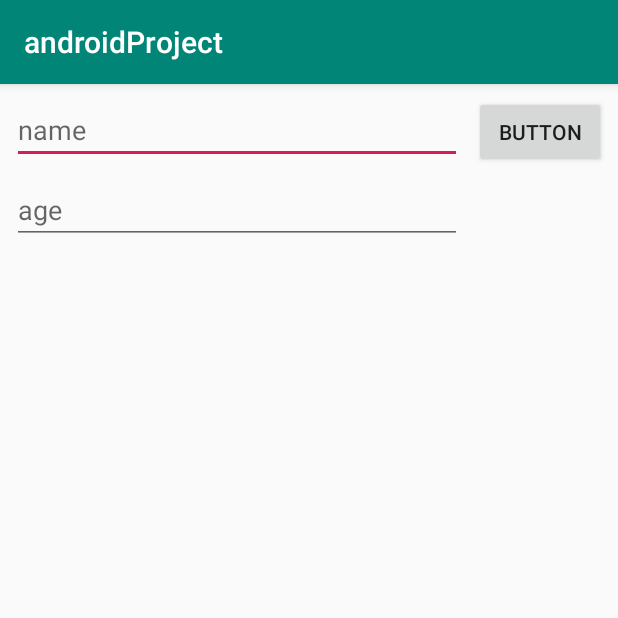
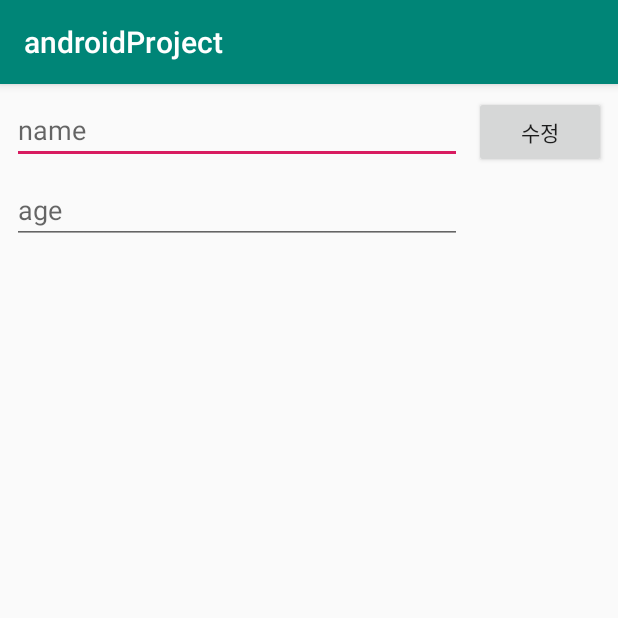
Before and after one commit to whale14/daelimProject, an Android app: the screen it shows after launch (MainActivity), on a phone screen of 412 x 824 dp, the top half of it. Run offline under Robolectric (Android 15) with nearby library versions, the phone set to English and light mode, and no system bars; our stand-ins replace Firebase (no records; nobody signed in at launch, a user with empty details on screens opened directly).

Commit message:
메인xml의 버튼 텍스트를 "button" 에서 "수정"으로 수정

```diff
--- a/app/src/main/res/layout/activity_main.xml
+++ b/app/src/main/res/layout/activity_main.xml
@@ -29,7 +29,7 @@
         android:layout_marginTop="8dp"
         android:layout_marginEnd="8dp"
         android:layout_marginRight="8dp"
-        android:text="Button"
+        android:text="수정"
         app:layout_constraintEnd_toEndOf="parent"
         app:layout_constraintTop_toTopOf="parent" />
 
```
